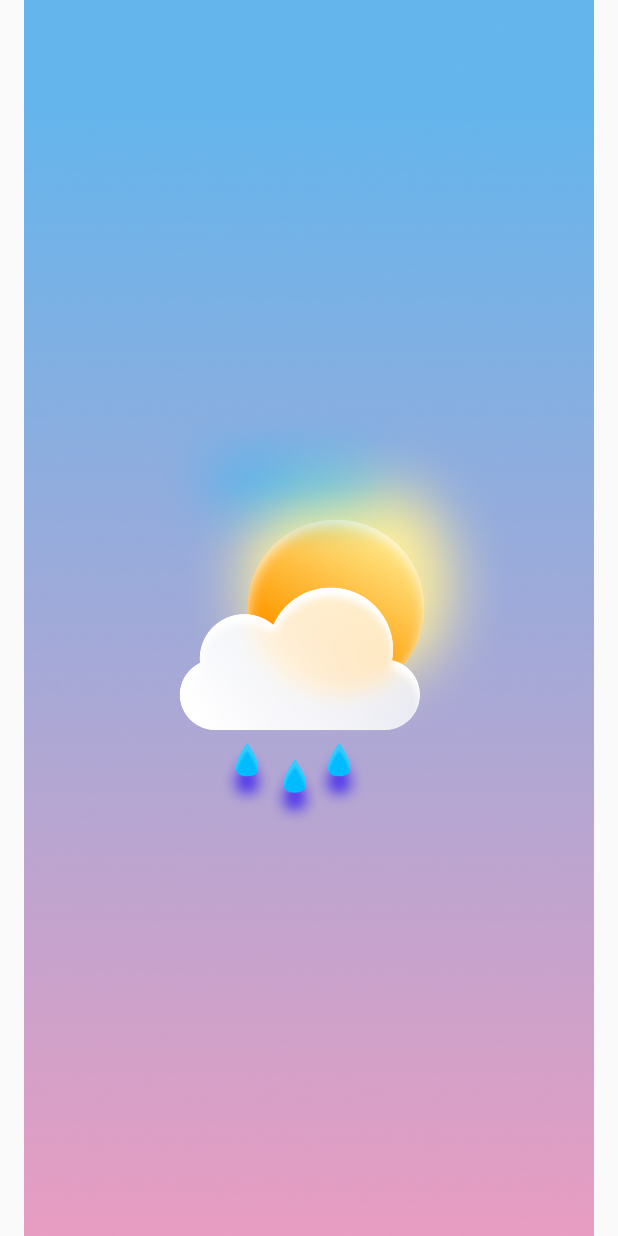
After one commit to getaudio2/Vibe-Forecast, an Android app built with Jetpack Compose: the SplashActivity screen opened directly, with no data from a screen before it, on a phone screen of 412 x 824 dp. The commit adds this screen. Run offline under Robolectric (Android 15) with nearby library versions, the phone set to English and light mode, and no system bars.

Commit message:
fixing splash screen image config on xml code

```diff
--- a/app/build.gradle.kts
+++ b/app/build.gradle.kts
@@ -59,6 +59,10 @@ dependencies {
     implementation(libs.androidx.ui.graphics)
     implementation(libs.androidx.ui.tooling.preview)
     implementation(libs.androidx.material3)
+    implementation(libs.androidx.appcompat)
+    implementation(libs.material)
+    implementation(libs.androidx.activity)
+    implementation(libs.androidx.constraintlayout)
     testImplementation(libs.junit)
     androidTestImplementation(libs.androidx.junit)
     androidTestImplementation(libs.androidx.espresso.core)
--- /dev/null
+++ b/app/src/main/java/com/example/vibeforecast/SplashActivity.kt
@@ -0,0 +1,37 @@
+package com.example.vibeforecast
+
+import android.content.Intent
+import android.os.Bundle
+import android.os.Handler
+import android.os.Looper
+import android.view.WindowManager
+import androidx.activity.enableEdgeToEdge
+import androidx.appcompat.app.AppCompatActivity
+import androidx.core.view.ViewCompat
+import androidx.core.view.WindowInsetsCompat
+
+
+class SplashActivity : AppCompatActivity() {
+    override fun onCreate(savedInstanceState: Bundle?) {
+        super.onCreate(savedInstanceState)
+        enableEdgeToEdge()
+        setContentView(R.layout.activity_splash)
+
+        window.setFlags(
+            WindowManager.LayoutParams.FLAG_FULLSCREEN,
+            WindowManager.LayoutParams.FLAG_FULLSCREEN
+        )
+
+        Handler(Looper.getMainLooper()).postDelayed({
+            val intent = Intent(this, MainActivity::class.java)
+            startActivity(intent)
+            finish()
+        }, 3000)
+
+        ViewCompat.setOnApplyWindowInsetsListener(findViewById(R.id.main)) { v, insets ->
+            val systemBars = insets.getInsets(WindowInsetsCompat.Type.systemBars())
+            v.setPadding(systemBars.left, systemBars.top, systemBars.right, systemBars.bottom)
+            insets
+        }
+    }
+}
--- /dev/null
+++ b/app/src/main/res/layout/activity_splash.xml
@@ -0,0 +1,27 @@
+<?xml version="1.0" encoding="utf-8"?>
+<androidx.constraintlayout.widget.ConstraintLayout xmlns:android="http://schemas.android.com/apk/res/android"
+    xmlns:app="http://schemas.android.com/apk/res-auto"
+    xmlns:tools="http://schemas.android.com/tools"
+    android:id="@+id/main"
+    android:layout_width="match_parent"
+    android:layout_height="match_parent"
+    tools:context=".SplashActivity">
+
+    <ImageView
+        android:id="@+id/SplashScreenBg"
+        android:layout_width="match_parent"
+        android:layout_height="match_parent"
+        android:src="@drawable/fondo_splash" />
+
+    <ImageView
+        android:id="@+id/SplashScreenImage"
+        android:layout_width="489dp"
+        android:layout_height="280dp"
+        android:src="@drawable/icono_splash"
+        app:layout_constraintBottom_toBottomOf="parent"
+        app:layout_constraintHorizontal_bias="0.333"
+        app:layout_constraintLeft_toLeftOf="parent"
+        app:layout_constraintRight_toRightOf="parent"
+        app:layout_constraintTop_toTopOf="parent"
+        app:layout_constraintVertical_bias="0.498" />
+</androidx.constraintlayout.widget.ConstraintLayout>
```
Also changed, not shown: app/src/main/AndroidManifest.xml (+11 -0 lines), app/src/main/java/com/example/vibeforecast/MainActivity.kt (+3 -28 lines), app/src/main/res/layout/activity_main.xml (added, +22 -0 lines), gradle/libs.versions.toml (+8 -0 lines), app/src/main/res/drawable/fondo_splash.png (added), app/src/main/res/drawable/icono_splash.png (added).
